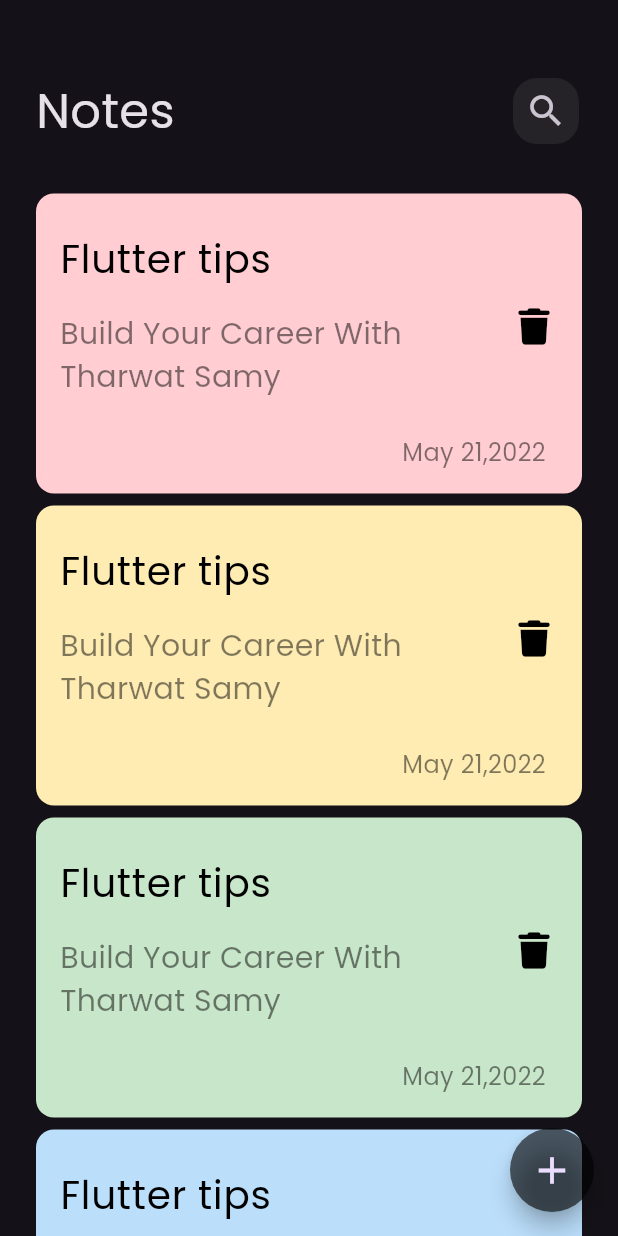
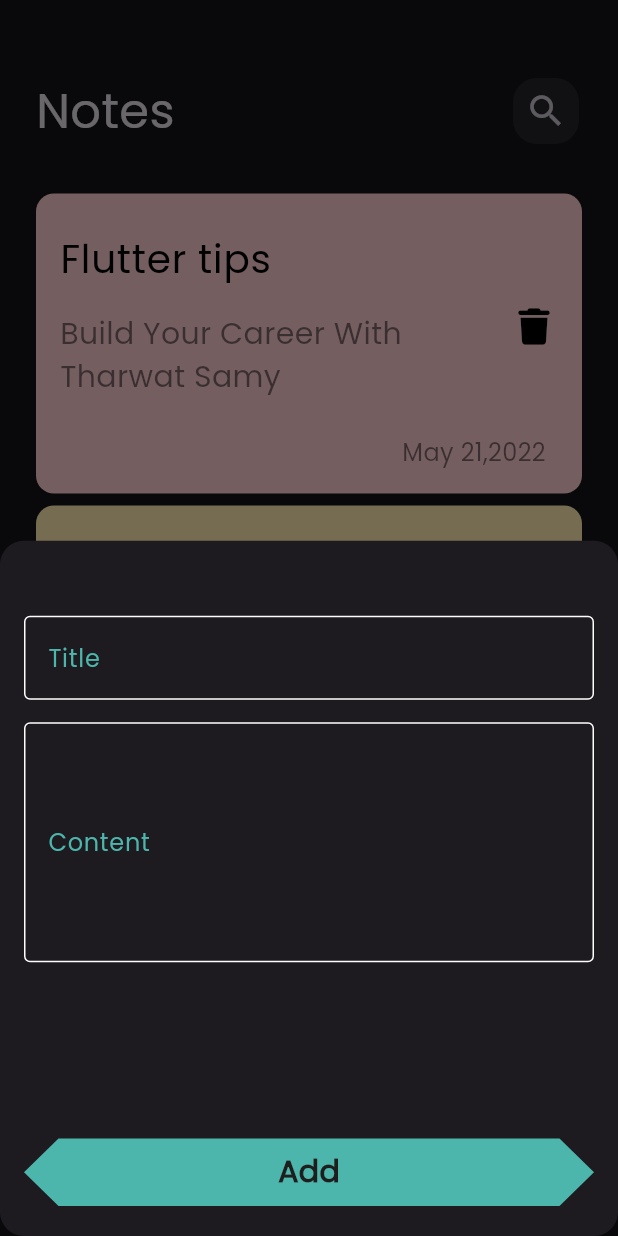
Before and after one commit to FlutterProjectsForOlaMohammed/Notes-App, a Flutter app: the screen it shows after launch, after a tap on the "add" icon, on a phone screen of 412 x 824 dp. Run offline on Flutter 3.47's test engine with Material 3 defaults, Android fonts, the phone set to English and light mode, and no system bars; our stand-ins replace font_awesome_flutter.

Commit message:
Create Custom_Text_Form_Field , BuildBorderForTextFormField , CustomAddButton , change border for ShowModalBottomSheet

```diff
--- a/lib/Constants.dart
+++ b/lib/Constants.dart
@@ -14,3 +14,4 @@ List<Color> notesColor = [
   const Color.fromRGBO(178, 235, 242, 1),
   const Color.fromRGBO(100, 255, 218, 1),
 ];
+const kPrimaryColor = Color.fromRGBO(77, 182, 172, 1);
--- a/lib/Views/notes_app_view.dart
+++ b/lib/Views/notes_app_view.dart
@@ -1,5 +1,6 @@
 import 'package:flutter/material.dart';
 import 'package:notesapp/Widgets/notes_view_body.dart';
+import 'package:notesapp/Widgets/show_modal_Bottom_sheet.dart';
 
 class NotesAppView extends StatelessWidget {
   const NotesAppView({super.key});
@@ -9,7 +10,15 @@ class NotesAppView extends StatelessWidget {
     return Scaffold(
       floatingActionButton: FloatingActionButton(
         backgroundColor: Colors.black.withOpacity(0.6),
-        onPressed: () {},
+        onPressed: () {
+          showModalBottomSheet(
+              shape: RoundedRectangleBorder(
+                  borderRadius: BorderRadius.circular(16)),
+              context: context,
+              builder: (context) {
+                return const ShowModalBottomSheet();
+              });
+        },
         shape: const CircleBorder(),
         child: const Icon(
           Icons.add,
--- /dev/null
+++ b/lib/Widgets/build_border_for_text_form_field.dart
@@ -0,0 +1,5 @@
+import 'package:flutter/material.dart';
+
+OutlineInputBorder BuildBorderForTextFormField() {
+  return const OutlineInputBorder(borderSide: BorderSide(color: Colors.white));
+}
--- /dev/null
+++ b/lib/Widgets/custom_add_button.dart
@@ -0,0 +1,27 @@
+import 'package:flutter/material.dart';
+import 'package:notesapp/Constants.dart';
+
+class CustomAddButton extends StatelessWidget {
+  const CustomAddButton({super.key});
+
+  @override
+  Widget build(BuildContext context) {
+    return Padding(
+      padding: const EdgeInsets.all(16.0),
+      child: IconButton(
+        onPressed: () {},
+        icon: const Text(
+          "Add",
+          style: TextStyle(
+              color: Color(0xff1e1e1e),
+              fontWeight: FontWeight.bold,
+              fontSize: 20),
+        ),
+        style: ElevatedButton.styleFrom(
+            backgroundColor: kPrimaryColor,
+            shape: BeveledRectangleBorder(
+                borderRadius: BorderRadius.circular(23))),
+      ),
+    );
+  }
+}
--- /dev/null
+++ b/lib/Widgets/custom_text_form_field.dart
@@ -0,0 +1,33 @@
+import 'package:flutter/material.dart';
+import 'package:notesapp/Constants.dart';
+import 'package:notesapp/Widgets/build_border_for_text_form_field.dart';
+
+class CustomTextFormField extends StatelessWidget {
+  const CustomTextFormField(
+      {super.key,
+      required this.hintText,
+      required this.maxLines,
+      this.heightHintText = 1});
+  final String hintText;
+  final int maxLines;
+  final double heightHintText;
+  @override
+  Widget build(BuildContext context) {
+    return Padding(
+      padding: const EdgeInsets.symmetric(horizontal: 16),
+      child: TextFormField(
+        cursorColor: Colors.grey,
+        maxLines: maxLines,
+        decoration: InputDecoration(
+            focusedBorder: BuildBorderForTextFormField(),
+            enabledBorder: BuildBorderForTextFormField(),
+            border: BuildBorderForTextFormField(),
+            hintText: hintText,
+            hintStyle: TextStyle(
+              height: heightHintText,
+              color: kPrimaryColor,
+            )),
+      ),
+    );
+  }
+}
--- /dev/null
+++ b/lib/Widgets/show_modal_Bottom_sheet.dart
@@ -0,0 +1,33 @@
+import 'package:flutter/material.dart';
+import 'package:notesapp/Widgets/custom_add_button.dart';
+import 'package:notesapp/Widgets/custom_text_form_field.dart';
+
+class ShowModalBottomSheet extends StatelessWidget {
+  const ShowModalBottomSheet({
+    super.key,
+  });
+
+  @override
+  Widget build(BuildContext context) {
+    return ListView(
+      children: const [
+        SizedBox(
+          height: 50,
+        ),
+        CustomTextFormField(hintText: "Title", maxLines: 1),
+        SizedBox(
+          height: 15,
+        ),
+        CustomTextFormField(
+          hintText: "Content",
+          maxLines: 5,
+          heightHintText: 8,
+        ),
+        SizedBox(
+          height: 100,
+        ),
+        CustomAddButton()
+      ],
+    );
+  }
+}
```
